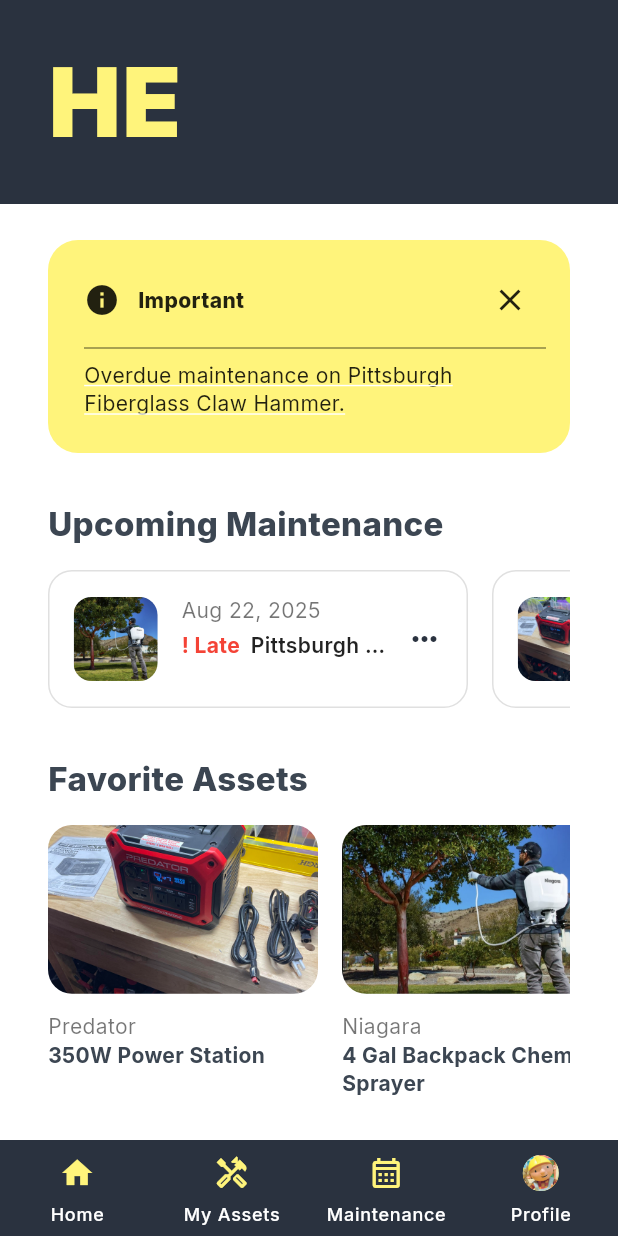
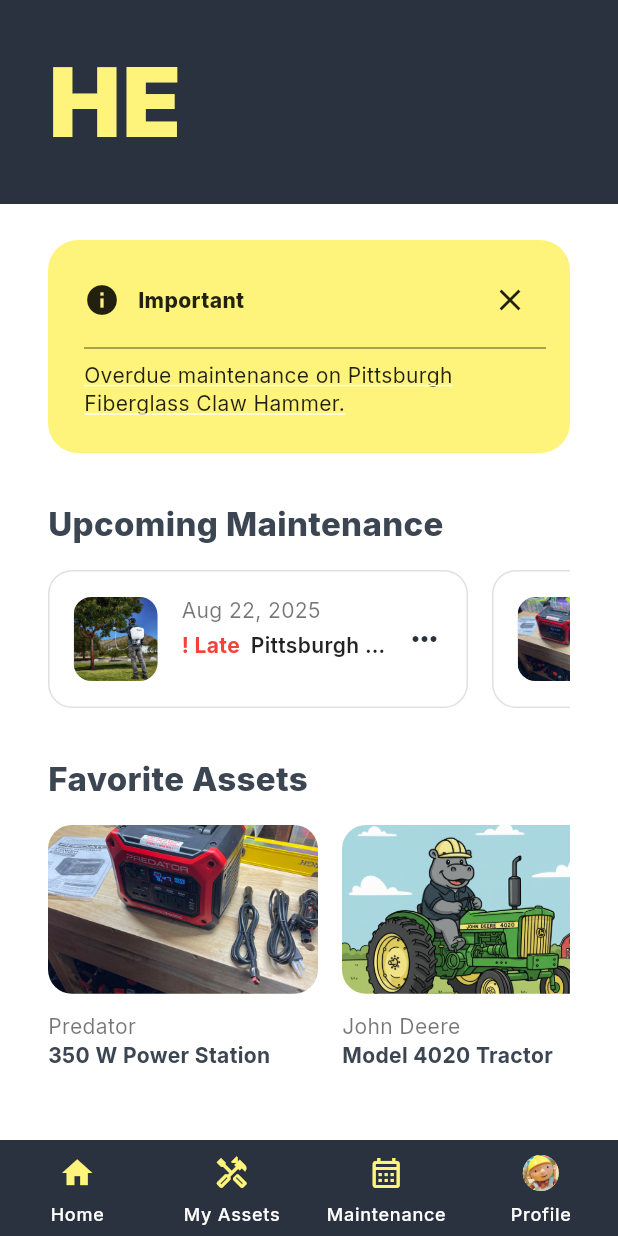
Before and after one commit to ttu-jherron/SWE1-Mobile-App, a Flutter app: the SignUpScreen screen opened by its route, after a tap on "Sign Up", after a tap on "Log In", on a phone screen of 412 x 824 dp. Run offline on Flutter 3.47's test engine with Material 3 defaults, Android fonts, the phone set to English and light mode, and no system bars; our stand-ins replace cached_network_image, image_picker; missing offline and left inert: clerk_auth, clerk_flutter.

Commit message:
Updated assets and made the home page use the standardized asset repository

```diff
--- a/lib/features/assets/data/asset_repository.dart
+++ b/lib/features/assets/data/asset_repository.dart
@@ -17,7 +17,7 @@ class AssetRepository {
       condition: 'New', // Default hardcoded condition
       store: 'Harbor Freight Tools', // Default hardcoded store
       price: 349.99, // Default hardcoded price
-      imagePath: null, // Set to null since it's an optional String?
+      imagePath: 'assets/images/Predator.jpg',
 
       completionDate: DateTime(2025, 10, 1),
       shortDescription: 'Recharge Station',
@@ -27,6 +27,7 @@ class AssetRepository {
         MaterialRow(tool: 'power supply cord', location: 'cord box'),
         MaterialRow(tool: 'solar panels', location: 'bottom garage shelf'),
       ],
+      favorite: true,
     ),
     //ADDED: Additional dummy assets for the list view
     'asset_002': Asset(
@@ -37,11 +38,12 @@ class AssetRepository {
       condition: 'Used - Good',
       store: 'Local Farm Auction',
       price: 15000.00,
-      imagePath: null,
+      imagePath: 'assets/images/Tractor.png',
       completionDate: DateTime(2024, 1, 1),
       shortDescription: 'Engine Oil Change',
       notes: 'Need to replace hydraulic lines soon.',
       requiredMaterials: [],
+      favorite: true,
     ),
     'asset_003': Asset(
       id: 'asset_003',
@@ -51,11 +53,12 @@ class AssetRepository {
       condition: 'Used - Like New',
       store: 'Amazon',
       price: 699.00,
-      imagePath: null,
+      imagePath: 'assets/images/Vacuum.png',
       completionDate: DateTime(2026, 6, 15),
       shortDescription: 'Filter cleaning',
       notes: 'Annual filter cleaning required.',
       requiredMaterials: [],
+      favorite: true
     ),
   };
 
--- a/lib/features/home/presentation/home_screen.dart
+++ b/lib/features/home/presentation/home_screen.dart
@@ -7,6 +7,7 @@ import '../../maintenance/data/maintenance_item.dart';
 import 'widgets/alert_banner.dart';
 import 'widgets/maintenance_card.dart';
 import 'widgets/asset_card.dart';
+import '../../assets/data/asset_repository.dart';
 
 class HomeScreen extends StatefulWidget {
   const HomeScreen({super.key});
@@ -41,61 +42,35 @@ class _HomeScreenState extends State<HomeScreen> {
       thumbAsset: 'assets/images/bob.jpg',
     ),
   ];
+  // ---------------------------------------------------
 
-  final List<Asset> allAssets = [
-    Asset(
-      id: 'asset_001',
-      brand: 'Predator',
-      title: '350W Power Station',
-      name: 'Predator 350W Power Station',
-      condition: 'New',
-      store: 'Harbor Freight',
-      price: 299.0,
-      imagePath: 'assets/images/Predator.jpg',
-      completionDate: DateTime.now().subtract(const Duration(days: 30)),
-      shortDescription: 'Portable power station',
-      notes: 'Keep charged',
-      requiredMaterials: const [],
-      favorite: true,
-    ),
-    Asset(
-      id: 'asset_002',
-      brand: 'Niagara',
-      title: '4 Gal Backpack Chemical Sprayer',
-      name: 'Niagara 4 Gal Sprayer',
-      condition: 'Used',
-      store: 'Home Depot',
-      price: 119.0,
-      imagePath: 'assets/images/Niagara.jpg',
-      completionDate: DateTime.now().subtract(const Duration(days: 10)),
-      shortDescription: 'Backpack sprayer',
-      notes: 'Rinse after use',
-      requiredMaterials: const [],
-      favorite: true,
-    ),
-    Asset(
-      id: 'asset_003',
-      brand: 'Derwent',
-      title: 'Graphic Design',
-      name: 'Derwent Graphic Design',
-      condition: 'Used',
-      store: 'Amazon',
-      price: 49.0,
-      imagePath: 'assets/images/bob.jpg',
-      completionDate: DateTime.now().subtract(const Duration(days: 5)),
-      shortDescription: 'Design kit',
-      notes: 'Handle with care',
-      requiredMaterials: const [],
-      favorite: false,
-    ),
-  ];
-  // ---------------------------------------------------
+  // REPLACE: repository-driven assets
+  List<Asset> _assets = [];
+
+  @override
+  void initState() {
+    super.initState();
+    _loadAssets();
+  }
+
+  void _loadAssets() {
+    try {
+      final assets = assetRepository.getAll(); // in-memory, sync
+      debugPrint('HomeScreen: loaded ${assets.length} assets');
+      for (final a in assets) {
+        debugPrint(' - ${a.title} | imagePath=${a.imagePath}');
+      }
+      setState(() => _assets = assets);
+    } catch (e) {
+      debugPrint('HomeScreen: failed to load assets: $e');
+    }
+  }
 
   @override
   Widget build(BuildContext context) {
-    // Compute favorites from all assets where favorite == true
+    // Compute favorites from repository assets where favorite == true
     final List<Asset> favorites =
-        allAssets.where((a) => a.favorite).toList(growable: false);
+        _assets.where((a) => a.favorite).toList(growable: false);
 
     return AppLayout(
       currentIndex: 0, // Home tab
```
Also changed, not shown: assets/images/Tractor.png (added), assets/images/Vacuum.png (added), pubspec.lock.
